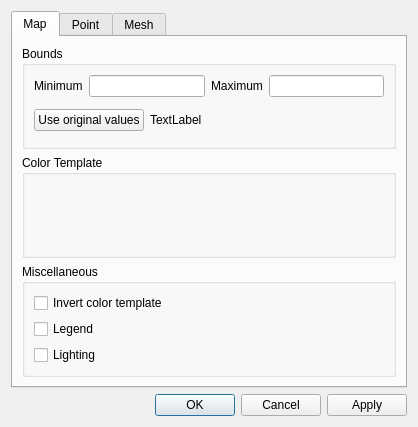
This is src/ui/grid_layer_attributes_dialog.ui in IPH-ECO/iph-eco-gui as Qt 5 draws it before an edit. The edited form follows.
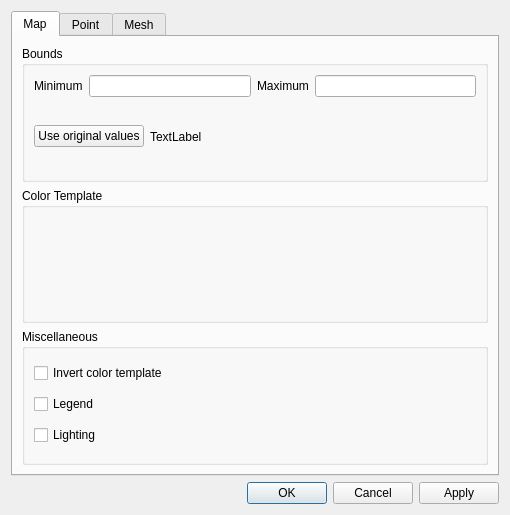
This is the edited form.

Commit message: Fixing geometry for grid layer attribute dialog

What changed in the file:
```diff
--- a/src/ui/grid_layer_attributes_dialog.ui
+++ b/src/ui/grid_layer_attributes_dialog.ui
@@ -6,10 +6,22 @@
    <rect>
     <x>0</x>
     <y>0</y>
-    <width>418</width>
-    <height>427</height>
+    <width>510</width>
+    <height>515</height>
    </rect>
   </property>
+  <property name="minimumSize">
+   <size>
+    <width>510</width>
+    <height>515</height>
+   </size>
+  </property>
+  <property name="maximumSize">
+   <size>
+    <width>510</width>
+    <height>515</height>
+   </size>
+  </property>
   <property name="windowTitle">
    <string>Grid Layer Attributes</string>
   </property>
```
